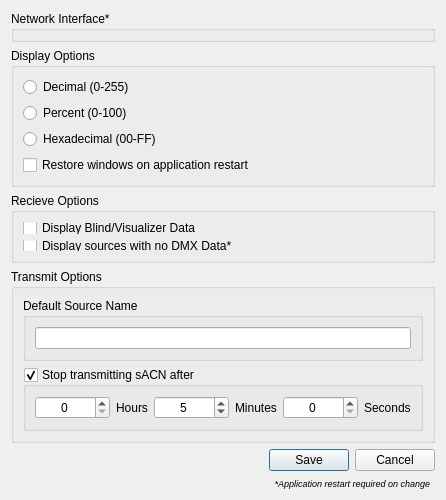
Qt form ui/preferencesdialog.ui (docsteer/sacnview) before a commit.
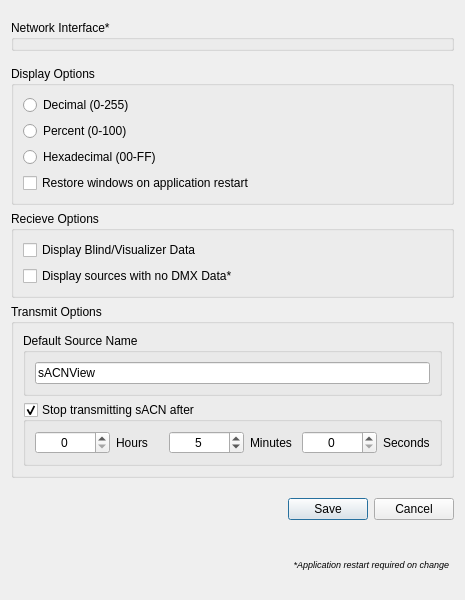
The same form after that commit. Icons and pictures are not drawn.

Commit message:
Preferences dialog UI tweaks
Dialog cleanup
Don't display IPv6 address (it's currently messy and IPv6 isn't _yet_ suppoted by sACN)

The edit to the form file:
```diff
--- a/ui/preferencesdialog.ui
+++ b/ui/preferencesdialog.ui
@@ -6,12 +6,12 @@
    <rect>
     <x>0</x>
     <y>0</y>
-    <width>400</width>
-    <height>500</height>
+    <width>465</width>
+    <height>600</height>
    </rect>
   </property>
   <property name="sizePolicy">
-   <sizepolicy hsizetype="MinimumExpanding" vsizetype="Expanding">
+   <sizepolicy hsizetype="MinimumExpanding" vsizetype="MinimumExpanding">
     <horstretch>0</horstretch>
     <verstretch>0</verstretch>
    </sizepolicy>
@@ -19,7 +19,7 @@
   <property name="minimumSize">
    <size>
     <width>400</width>
-    <height>500</height>
+    <height>600</height>
    </size>
   </property>
   <property name="windowTitle">
@@ -35,6 +35,12 @@
    </property>
    <item alignment="Qt::AlignVCenter">
     <widget class="QGroupBox" name="gbNetworkInterface">
+     <property name="sizePolicy">
+      <sizepolicy hsizetype="Preferred" vsizetype="MinimumExpanding">
+       <horstretch>0</horstretch>
+       <verstretch>0</verstretch>
+      </sizepolicy>
+     </property>
      <property name="title">
       <string>Network Interface*</string>
      </property>
@@ -43,7 +49,7 @@
    <item alignment="Qt::AlignVCenter">
     <widget class="QGroupBox" name="gbDisplayFormat">
      <property name="sizePolicy">
-      <sizepolicy hsizetype="Preferred" vsizetype="Preferred">
+      <sizepolicy hsizetype="Preferred" vsizetype="MinimumExpanding">
        <horstretch>0</horstretch>
        <verstretch>0</verstretch>
       </sizepolicy>
@@ -95,7 +101,7 @@
    <item alignment="Qt::AlignVCenter">
     <widget class="QGroupBox" name="gbRecieveOptions">
      <property name="sizePolicy">
-      <sizepolicy hsizetype="Preferred" vsizetype="Preferred">
+      <sizepolicy hsizetype="Preferred" vsizetype="MinimumExpanding">
        <horstretch>0</horstretch>
        <verstretch>0</verstretch>
       </sizepolicy>
@@ -103,13 +109,13 @@
      <property name="minimumSize">
       <size>
        <width>0</width>
-       <height>70</height>
+       <height>80</height>
       </size>
      </property>
      <property name="maximumSize">
       <size>
        <width>16777215</width>
-       <height>50</height>
+       <height>16777215</height>
       </size>
      </property>
      <property name="title">
@@ -119,7 +125,7 @@
       <item>
        <widget class="QCheckBox" name="cbDisplayBlind">
         <property name="sizePolicy">
-         <sizepolicy hsizetype="Minimum" vsizetype="Minimum">
+         <sizepolicy hsizetype="Minimum" vsizetype="Fixed">
           <horstretch>0</horstretch>
           <verstretch>0</verstretch>
          </sizepolicy>
@@ -127,7 +133,7 @@
         <property name="maximumSize">
          <size>
           <width>16777215</width>
-          <height>30</height>
+          <height>16777215</height>
          </size>
         </property>
         <property name="text">
@@ -138,7 +144,7 @@
       <item>
        <widget class="QCheckBox" name="cbDisplayDDOnlys">
         <property name="sizePolicy">
-         <sizepolicy hsizetype="Minimum" vsizetype="Minimum">
+         <sizepolicy hsizetype="Minimum" vsizetype="Fixed">
           <horstretch>0</horstretch>
           <verstretch>0</verstretch>
          </sizepolicy>
@@ -146,7 +152,7 @@
         <property name="maximumSize">
          <size>
           <width>16777215</width>
-          <height>30</height>
+          <height>16777215</height>
          </size>
         </property>
         <property name="text">
@@ -160,7 +166,7 @@
    <item alignment="Qt::AlignVCenter">
     <widget class="QGroupBox" name="gbTransmitOptions">
      <property name="sizePolicy">
-      <sizepolicy hsizetype="Preferred" vsizetype="Preferred">
+      <sizepolicy hsizetype="Preferred" vsizetype="MinimumExpanding">
        <horstretch>0</horstretch>
        <verstretch>0</verstretch>
       </sizepolicy>
@@ -178,7 +184,7 @@
       <item>
        <widget class="QGroupBox" name="gbTransmitName">
         <property name="sizePolicy">
-         <sizepolicy hsizetype="Preferred" vsizetype="Fixed">
+         <sizepolicy hsizetype="Preferred" vsizetype="MinimumExpanding">
           <horstretch>0</horstretch>
           <verstretch>0</verstretch>
          </sizepolicy>
@@ -189,6 +195,15 @@
         <layout class="QVBoxLayout" name="verticalLayout_5">
          <item>
           <widget class="QLineEdit" name="leDefaultSourceName">
+           <property name="sizePolicy">
+            <sizepolicy hsizetype="Expanding" vsizetype="MinimumExpanding">
+             <horstretch>0</horstretch>
+             <verstretch>0</verstretch>
+            </sizepolicy>
+           </property>
+           <property name="text">
+            <string>sACNView</string>
+           </property>
            <property name="maxLength">
             <number>63</number>
            </property>
@@ -203,7 +218,7 @@
       <item>
        <widget class="QGroupBox" name="gbTransmitTimeout">
         <property name="sizePolicy">
-         <sizepolicy hsizetype="Preferred" vsizetype="Fixed">
+         <sizepolicy hsizetype="Preferred" vsizetype="MinimumExpanding">
           <horstretch>0</horstretch>
           <verstretch>0</verstretch>
          </sizepolicy>
```
The commit also changes 2 other files.
